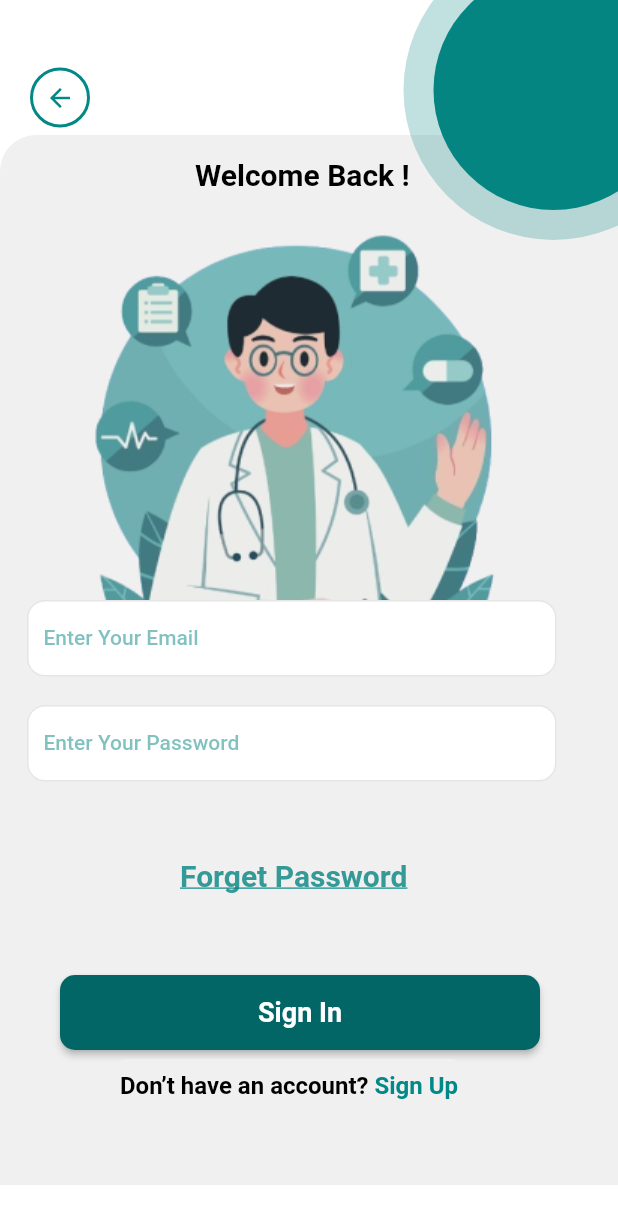
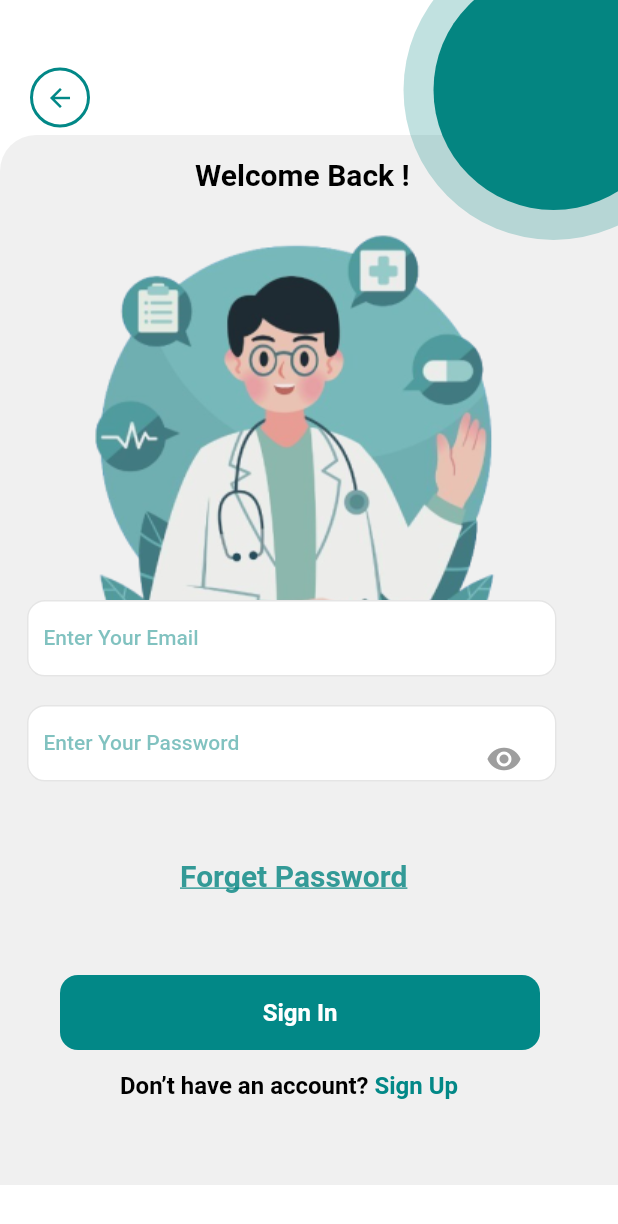
Before and after one commit to Hm50898/health_app, a Flutter app: the screen it shows after launch, on a phone screen of 412 x 824 dp. Shown: the top 1224 px of the screen. Run offline on Flutter 3.47's test engine with Material 3 defaults, Android fonts, the light colour scheme and no system bars; our stand-ins replace dropdown_button2, file_picker, flutter_bloc, flutter_svg, image_picker, shared_preferences; Roboto replaces fonts that are missing (Poppins); project files that could hold a hidden picture were left out.

Commit message:
Refactor authentication flow by replacing SplashScreen with LoginPage, enhancing error handling in AuthCubit, and improving validation in LoginPage form fields.

```diff
--- a/lib/main.dart
+++ b/lib/main.dart
@@ -30,7 +30,7 @@ class MyApp extends StatelessWidget {
         home: BlocBuilder<AuthCubit, AuthState>(
           builder: (context, state) {
             if (state is AuthLoadingState) {
-              return const SplashScreen();
+              return LoginPage();
             } else if (state is AuthLoginSuccessState) {
               return HomePage();
             } else {
@@ -48,14 +48,3 @@ class MyApp extends StatelessWidget {
     );
   }
 }
-
-class SplashScreen extends StatelessWidget {
-  const SplashScreen({super.key});
-
-  @override
-  Widget build(BuildContext context) {
-    return const Scaffold(
-      body: Center(child: CircularProgressIndicator()),
-    );
-  }
-}
--- a/lib/screens/auth/ui/login.dart
+++ b/lib/screens/auth/ui/login.dart
@@ -14,6 +14,12 @@ class LoginPage extends StatefulWidget {
 class _LogState extends State<LoginPage> {
   final TextEditingController emailController = TextEditingController();
   final TextEditingController passwordController = TextEditingController();
+  final GlobalKey<FormState> _formKey = GlobalKey<FormState>();
+  bool _isPasswordVisible = false;
+
+  bool _isValidEmail(String email) {
+    return RegExp(r'^[\w-\.]+@([\w-]+\.)+[\w-]{2,4}$').hasMatch(email);
+  }
 
   @override
   Widget build(BuildContext context) {
@@ -23,18 +29,26 @@ class _LogState extends State<LoginPage> {
         listener: (context, state) {
           if (state is AuthErrorState) {
             ScaffoldMessenger.of(context).showSnackBar(
-              SnackBar(content: Text(state.message)),
+              SnackBar(
+                content: Text(state.message),
+                backgroundColor: Colors.red,
+                behavior: SnackBarBehavior.floating,
+                duration: const Duration(seconds: 3),
+              ),
             );
           }
           if (state is AuthLoginSuccessState) {
-            Navigator.push(
+            Navigator.pushAndRemoveUntil(
               context,
               MaterialPageRoute(builder: (context) => HomePage()),
+              (route) => false,
             );
           }
         },
         builder: (context, state) {
-          return SingleChildScrollView(
+          return Form(
+            key: _formKey,
+            child: SingleChildScrollView(
               child: Stack(
                 children: [
                   Container(
@@ -139,7 +153,7 @@ class _LogState extends State<LoginPage> {
                           width: 1,
                         ),
                       ),
-                    child: TextField(
+                      child: TextFormField(
                         controller: emailController,
                         decoration: const InputDecoration(
                           hintText: 'Enter Your Email',
@@ -152,7 +166,15 @@ class _LogState extends State<LoginPage> {
                           border: InputBorder.none,
                           contentPadding: EdgeInsets.symmetric(vertical: 10),
                         ),
-                      textAlign: TextAlign.left,
+                        validator: (value) {
+                          if (value == null || value.isEmpty) {
+                            return 'Email is required';
+                          }
+                          if (!_isValidEmail(value)) {
+                            return 'Please enter a valid email';
+                          }
+                          return null;
+                        },
                       ),
                     ),
                   ),
@@ -172,21 +194,40 @@ class _LogState extends State<LoginPage> {
                           width: 1,
                         ),
                       ),
-                    child: TextField(
+                      child: TextFormField(
                         controller: passwordController,
-                      obscureText: true,
-                      decoration: const InputDecoration(
+                        obscureText: !_isPasswordVisible,
+                        decoration: InputDecoration(
                           hintText: 'Enter Your Password',
-                        hintStyle: TextStyle(
+                          hintStyle: const TextStyle(
                             color: Color(0x80048581),
                             fontFamily: 'Poppins',
                             fontSize: 14,
                             fontWeight: FontWeight.w500,
                           ),
                           border: InputBorder.none,
-                        contentPadding: EdgeInsets.symmetric(vertical: 10),
+                          contentPadding:
+                              const EdgeInsets.symmetric(vertical: 10),
+                          suffixIcon: IconButton(
+                            icon: Icon(
+                              _isPasswordVisible
+                                  ? Icons.visibility_off
+                                  : Icons.visibility,
+                              color: Colors.grey,
                             ),
-                      textAlign: TextAlign.left,
+                            onPressed: () {
+                              setState(() {
+                                _isPasswordVisible = !_isPasswordVisible;
+                              });
+                            },
+                          ),
+                        ),
+                        validator: (value) {
+                          if (value == null || value.isEmpty) {
+                            return 'Password is required';
+                          }
+                          return null;
+                        },
                       ),
                     ),
                   ),
@@ -223,29 +264,42 @@ class _LogState extends State<LoginPage> {
                     child: SizedBox(
                       width: 320,
                       height: 50,
-                    child: ElevatedButton(
-                      onPressed: state is AuthLoadingState
+                      child: GestureDetector(
+                        onTap: state is AuthLoadingState
                             ? null
                             : () {
-                              final email = emailController.text.trim();
-                              final password = passwordController.text.trim();
-                              context.read<AuthCubit>().login(email, password);
+                                if (_formKey.currentState!.validate()) {
+                                  context.read<AuthCubit>().login(
+                                        emailController.text.trim(),
+                                        passwordController.text,
+                                      );
+                                }
                               },
-                      style: ElevatedButton.styleFrom(
-                        backgroundColor: const Color(0xFF036666),
-                        shape: RoundedRectangleBorder(
-                          borderRadius: BorderRadius.circular(10),
-                        ),
+                        child: Container(
+                          width: double.infinity,
+                          height: 51,
+                          alignment: Alignment.center,
+                          decoration: BoxDecoration(
+                            color: const Color(0xFF028887),
+                            borderRadius: BorderRadius.circular(12),
                           ),
                           child: state is AuthLoadingState
-                          ? const CircularProgressIndicator(color: Colors.white)
+                              ? const SizedBox(
+                                  width: 24,
+                                  height: 24,
+                                  child: CircularProgressIndicator(
+                                    color: Colors.white,
+                                    strokeWidth: 2,
+                                  ),
+                                )
                               : const Text(
                                   'Sign In',
                                   style: TextStyle(
                                     color: Colors.white,
                                     fontFamily: 'Poppins',
-                                fontSize: 18,
+                                    fontSize: 16,
                                     fontWeight: FontWeight.w600,
+                                  ),
                                 ),
                         ),
                       ),
@@ -258,7 +312,8 @@ class _LogState extends State<LoginPage> {
                       onPressed: () {
                         Navigator.push(
                           context,
-                        MaterialPageRoute(builder: (context) => RegisterPage()),
+                          MaterialPageRoute(
+                              builder: (context) => RegisterPage()),
                         );
                       },
                       style: TextButton.styleFrom(
@@ -293,6 +348,7 @@ class _LogState extends State<LoginPage> {
                   ),
                 ],
               ),
+            ),
           );
         },
       ),
--- a/lib/screens/auth/ui/patientInfo.dart
+++ b/lib/screens/auth/ui/patientInfo.dart
@@ -54,8 +54,7 @@ class _RemainState extends State<PatientInfo> {
     'New Valley',
     'Sharqiyah',
     'Suez',
-    'Beni Suef',
-    'Damietta',
+    'Beni Suef'
   ];
 
   Future<void> _selectDate(BuildContext context) async {
```
Also changed, not shown: lib/screens/auth/cubit/auth_cubit.dart (+12 -2 lines). Lines whose indentation alone changed are shown as unchanged.
